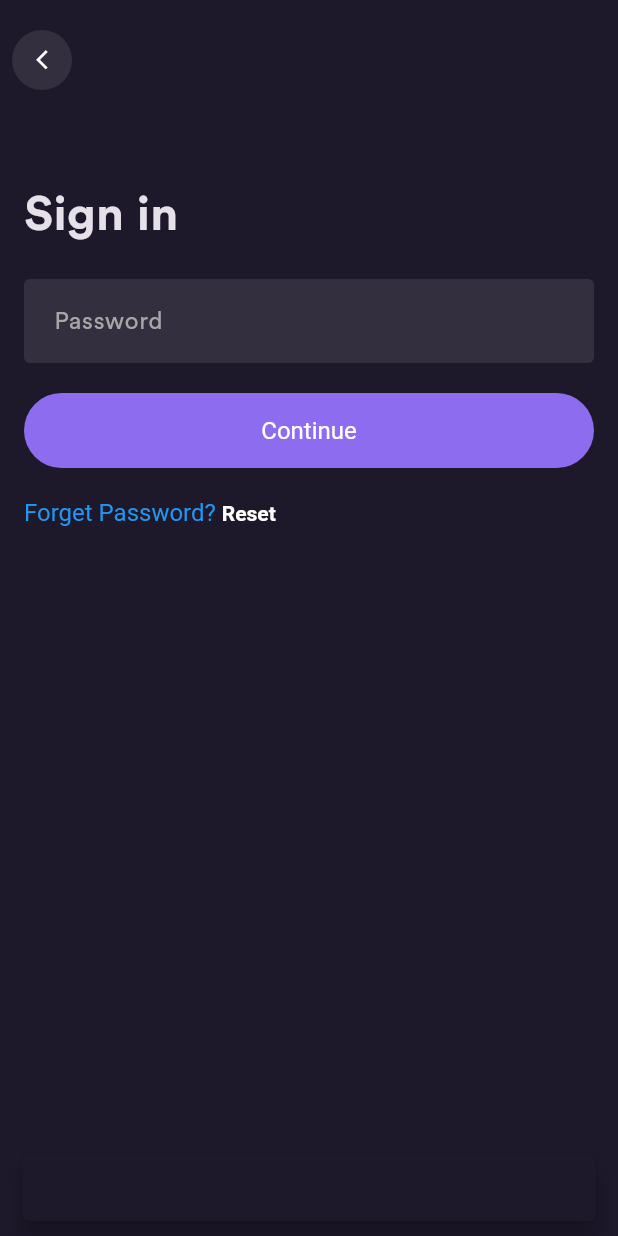
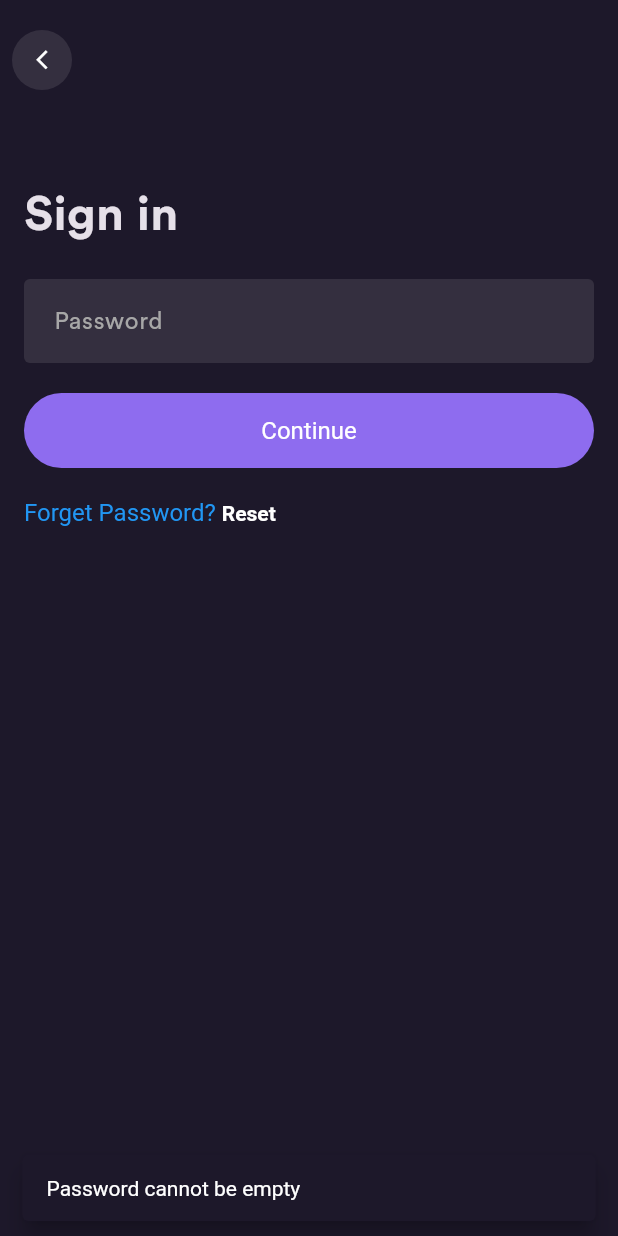
Before and after one commit to bewargohdar/Ecommerce, a Flutter app: the EnterPasswordPage screen opened directly with empty values, after a tap on "Continue", on a phone screen of 412 x 824 dp. Run offline on Flutter 3.47's test engine with Material 3 defaults, Android fonts, the phone set to English and light mode, and no system bars; our stand-ins replace cloud_firestore, dartz, firebase_auth, firebase_core, flutter_bloc, flutter_svg and 1 more; accounts and stored records are empty.

```diff
--- a/lib/features/auth/presentation/page/enter_password_page.dart
+++ b/lib/features/auth/presentation/page/enter_password_page.dart
@@ -1,12 +1,13 @@
 import 'package:ecomerce/common/helper/navigator/app_navigator.dart';
 import 'package:ecomerce/common/widget/appbar/app_bar.dart';
-import 'package:ecomerce/common/widget/button/basic_app_button.dart';
 import 'package:ecomerce/common/widget/button/basic_reactive_button.dart';
 import 'package:ecomerce/features/auth/data/models/signin_user_req.dart';
+import 'package:ecomerce/features/auth/domain/usecase/signin.dart';
 import 'package:ecomerce/features/auth/presentation/bloc/auth_bloc.dart';
 import 'package:ecomerce/features/auth/presentation/bloc/auth_event.dart';
 import 'package:ecomerce/features/auth/presentation/bloc/auth_state.dart';
 import 'package:ecomerce/features/auth/presentation/page/forgot_page.dart';
+import 'package:ecomerce/features/auth/presentation/page/password_reset_email.dart';
 import 'package:flutter/gestures.dart';
 import 'package:flutter/material.dart';
 import 'package:flutter_bloc/flutter_bloc.dart';
@@ -36,7 +37,8 @@ class EnterPasswordPage extends StatelessWidget {
               );
             }
             if (state is ButtonSuccessState) {
-              AppNavigator.pushAndRemove(context, const Scaffold());
+              AppNavigator.pushAndRemove(
+                  context, const PasswordResetEmailPage());
             }
           },
           child: Column(
@@ -78,8 +80,22 @@ class EnterPasswordPage extends StatelessWidget {
   Widget _continueButton(BuildContext context) {
     return BasicReactiveButton(
       onPressed: () {
+        if (_passwordCon.text.isEmpty) {
+          ScaffoldMessenger.of(context).showSnackBar(
+            const SnackBar(
+              content: Text('Password cannot be empty'),
+              behavior: SnackBarBehavior.floating,
+            ),
+          );
+          return;
+        }
         signinUserReq.password = _passwordCon.text;
-        BlocProvider.of<AuthBloc>(context).add(SignInEvent(signinUserReq));
+        context.read<AuthBloc>().add(
+              ExecuteUseCase(
+                usecase: SigninUsecase(),
+                params: signinUserReq,
+              ),
+            );
       },
       title: 'Continue',
     );
--- a/lib/features/auth/presentation/page/forgot_page.dart
+++ b/lib/features/auth/presentation/page/forgot_page.dart
@@ -1,12 +1,12 @@
 import 'package:ecomerce/common/helper/navigator/app_navigator.dart';
 import 'package:ecomerce/common/widget/appbar/app_bar.dart';
 import 'package:ecomerce/common/widget/button/basic_app_button.dart';
-import 'package:ecomerce/features/auth/data/models/signin_user_req.dart';
+
 import 'package:ecomerce/features/auth/domain/usecase/send_password_reset.dart';
 import 'package:ecomerce/features/auth/presentation/bloc/auth_bloc.dart';
 import 'package:ecomerce/features/auth/presentation/bloc/auth_event.dart';
 import 'package:ecomerce/features/auth/presentation/bloc/auth_state.dart';
-import 'package:ecomerce/features/auth/presentation/page/enter_password_page.dart';
+
 import 'package:ecomerce/features/auth/presentation/page/password_reset_email.dart';
 
 import 'package:flutter/material.dart';
--- a/lib/features/auth/presentation/page/signin_page.dart
+++ b/lib/features/auth/presentation/page/signin_page.dart
@@ -49,8 +49,9 @@ class SigninPage extends StatelessWidget {
   }
 
   Widget _emailField(BuildContext context) {
-    return const TextField(
-      decoration: InputDecoration(
+    return TextField(
+      controller: _emailCon,
+      decoration: const InputDecoration(
         hintText: 'Email Address',
       ),
     );
```
